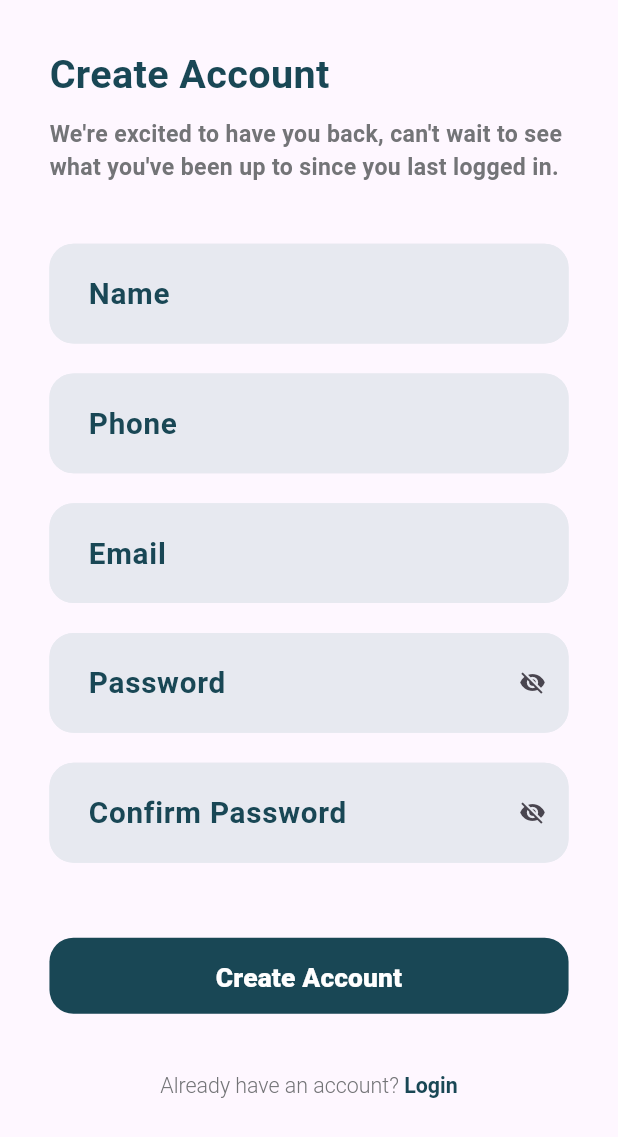
After one commit to AbdoGKash/larotunda_app, a Flutter app: the SignUpScreen screen opened by its route, on a phone screen of 412 x 824 dp. The commit adds this screen. Shown: the top 1137 px of the screen. Run offline on Flutter 3.47's test engine with Material 3 defaults, Android fonts, the phone set to English and light mode, and no system bars; our stand-ins replace flutter_screenutil.

Commit message:
add sign up screen ui

```diff
--- a/larotunda/lib/core/routing/app_router.dart
+++ b/larotunda/lib/core/routing/app_router.dart
@@ -1,6 +1,7 @@
 import 'package:flutter/material.dart';
 import 'package:larotunda/core/routing/routers_name.dart';
 import 'package:larotunda/features/login/view/login_screen.dart';
+import 'package:larotunda/features/registering/view/sign_up_screen.dart';
 
 class AppRouter {
   static Route generateRoute(RouteSettings settings) {
@@ -13,10 +14,10 @@ class AppRouter {
         return MaterialPageRoute(
           builder: (_) => const LoginScreen(),
         );
-      // case RoutersName.signUp:
-      //   return MaterialPageRoute(
-      //     builder: (_) => const SignUpScreen(),
-      //   );
+      case RoutersName.signUp:
+        return MaterialPageRoute(
+          builder: (_) => const SignUpScreen(),
+        );
       // case RoutersName.homeSreen:
       //   return MaterialPageRoute(
       //     builder: (_) => HomeScreen(),
--- /dev/null
+++ b/larotunda/lib/features/registering/view/sign_up_screen.dart
@@ -0,0 +1,52 @@
+import 'package:flutter/material.dart';
+import 'package:flutter_screenutil/flutter_screenutil.dart';
+import 'package:larotunda/core/theming/text_style_manager.dart';
+import '../../../core/widgets/app_text_button.dart';
+import 'widget/already_have_account_text.dart';
+import 'widget/sign_up_form.dart';
+
+class SignUpScreen extends StatelessWidget {
+  const SignUpScreen({super.key});
+
+  @override
+  Widget build(BuildContext context) {
+    return Scaffold(
+        body: SafeArea(
+      child: Padding(
+        padding: EdgeInsets.symmetric(horizontal: 30.w, vertical: 30.h),
+        child: SingleChildScrollView(
+          child:
+              Column(crossAxisAlignment: CrossAxisAlignment.start, children: [
+            Text(
+              "Create Account",
+              style: TextStyles.font32primaryBold,
+            ),
+            const SizedBox(
+              height: 10,
+            ),
+            Text(
+              'We\'re excited to have you back, can\'t wait to see what you\'ve been up to since you last logged in.',
+              style: TextStyles.font14GrayBold,
+            ),
+            const SizedBox(
+              height: 40,
+            ),
+            const SignUpForm(),
+            const SizedBox(
+              height: 50,
+            ),
+            AppTextButton(
+              buttonText: "Create Account",
+              textStyle: TextStyles.font16WhiteSemiBold,
+              onPressed: () {},
+            ),
+            const SizedBox(
+              height: 40,
+            ),
+            const AlreadyHaveAccountText(),
+          ]),
+        ),
+      ),
+    ));
+  }
+}
--- /dev/null
+++ b/larotunda/lib/features/registering/view/widget/already_have_account_text.dart
@@ -0,0 +1,31 @@
+import 'package:flutter/gestures.dart';
+import 'package:flutter/material.dart';
+import 'package:larotunda/core/routing/routers_name.dart';
+import 'package:larotunda/core/theming/colors_manger.dart';
+import 'package:larotunda/core/theming/text_style_manager.dart';
+
+class AlreadyHaveAccountText extends StatelessWidget {
+  const AlreadyHaveAccountText({super.key});
+
+  @override
+  Widget build(BuildContext context) {
+    return SizedBox(
+      width: MediaQuery.of(context).size.width,
+      child: RichText(
+          textAlign: TextAlign.center,
+          text: TextSpan(children: [
+            TextSpan(
+                text: "Already have an account? ",
+                style: TextStyles.font13GreykW300),
+            TextSpan(
+                text: "Login",
+                recognizer: TapGestureRecognizer()
+                  ..onTap = () {
+                    Navigator.pushNamed(context, RoutersName.login);
+                  },
+                style: TextStyles.font13BlackBold
+                    .copyWith(color: ColorsManger.primary)),
+          ])),
+    );
+  }
+}
--- /dev/null
+++ b/larotunda/lib/features/registering/view/widget/sign_up_form.dart
@@ -0,0 +1,108 @@
+import 'package:flutter/material.dart';
+import '../../../../core/widgets/app_text_form_field.dart';
+
+class SignUpForm extends StatefulWidget {
+  const SignUpForm({super.key});
+
+  @override
+  State<SignUpForm> createState() => _SignUpFormState();
+}
+
+class _SignUpFormState extends State<SignUpForm> {
+  bool isPasswordObscureText = true;
+  bool isPasswordConfirmationObscureText = true;
+  @override
+  Widget build(BuildContext context) {
+    return Form(
+      // key: ,
+      child: Column(
+        children: [
+          AppTextFormField(
+            // controller:,
+            hintText: "Name",
+            validator: (value) {
+              if (value == null || value.isEmpty) {
+                return "Please enter your name";
+              }
+              return null;
+            },
+          ),
+          const SizedBox(
+            height: 20,
+          ),
+          AppTextFormField(
+            // controller: ,
+            hintText: "Phone",
+            validator: (value) {
+              if (value == null || value.isEmpty) {
+                return "Please enter your phone";
+              }
+              return null;
+            },
+          ),
+          const SizedBox(
+            height: 20,
+          ),
+          AppTextFormField(
+            //  controller: ,
+            hintText: "Email",
+            validator: (value) {
+              if (value == null || value.isEmpty) {
+                return "Please enter your email";
+              }
+              return null;
+            },
+          ),
+          const SizedBox(
+            height: 20,
+          ),
+          AppTextFormField(
+            isObscureText: isPasswordObscureText,
+            suffixIcon: GestureDetector(
+                onTap: () {
+                  setState(() {
+                    isPasswordObscureText = !isPasswordObscureText;
+                  });
+                },
+                child: Icon(isPasswordObscureText
+                    ? Icons.visibility_off
+                    : Icons.visibility)),
+            // controller:,
+            hintText: "Password",
+            validator: (value) {
+              if (value == null || value.isEmpty) {
+                return "Please enter your password";
+              }
+              return null;
+            },
+          ),
+          const SizedBox(
+            height: 20,
+          ),
+          AppTextFormField(
+            isObscureText: isPasswordConfirmationObscureText,
+            suffixIcon: GestureDetector(
+                onTap: () {
+                  setState(() {
+                    isPasswordConfirmationObscureText =
+                        !isPasswordConfirmationObscureText;
+                  });
+                },
+                child: Icon(isPasswordConfirmationObscureText
+                    ? Icons.visibility_off
+                    : Icons.visibility)),
+            // controller:
+
+            hintText: "Confirm Password",
+            validator: (value) {
+              if (value == null || value.isEmpty) {
+                return "Please enter your confirm password";
+              }
+              return null;
+            },
+          ),
+        ],
+      ),
+    );
+  }
+}
```
